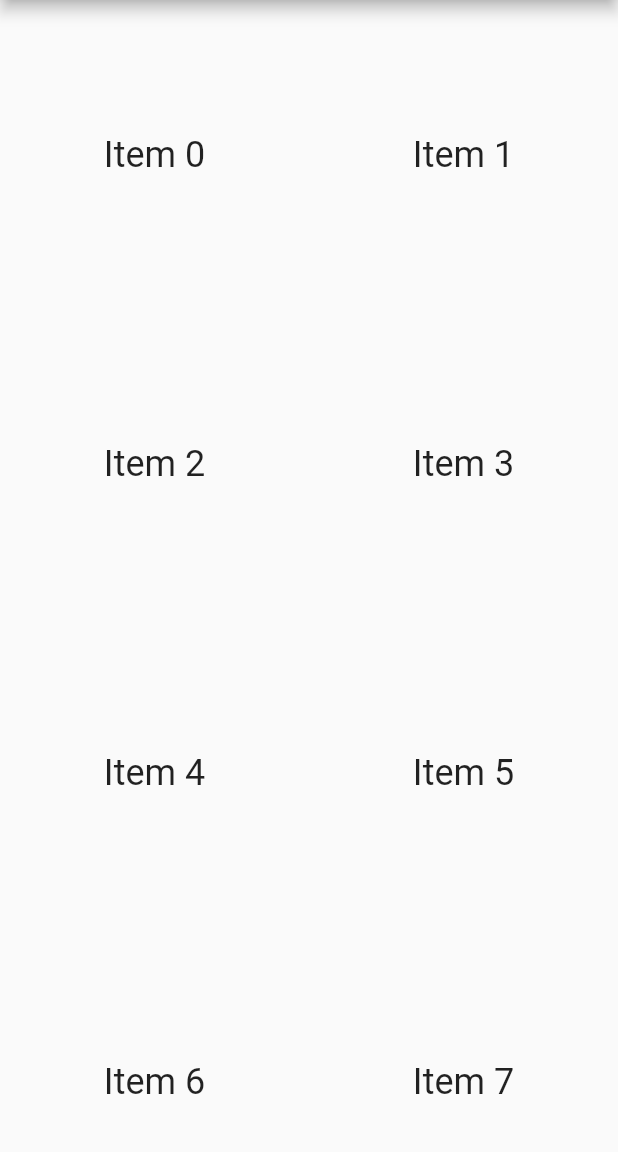
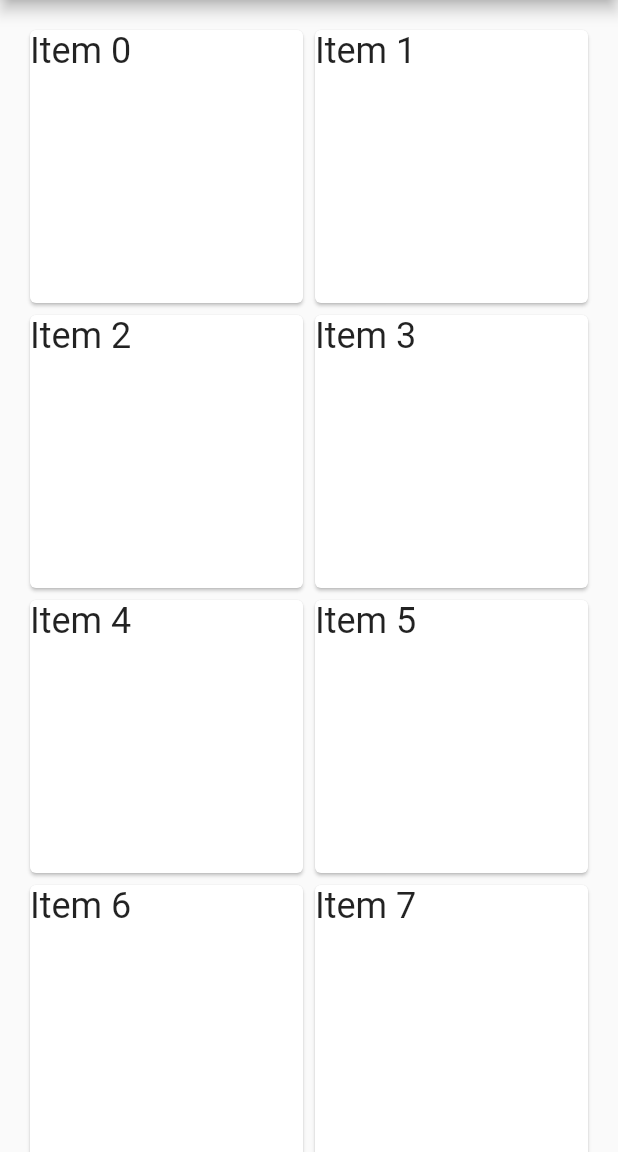
Before and after one commit to frangaren/bulletfinger, a Flutter app: the Gallery screen opened by its route, on a phone screen of 412 x 824 dp, the part 84-1236 px from its top. Run offline on Flutter 3.47's test engine with Material 2 defaults, Android fonts, the phone set to English and light mode, and no system bars; our stand-ins replace image_picker.

Commit message:
Add cards

```diff
--- a/lib/views/gallery-screen.dart
+++ b/lib/views/gallery-screen.dart
@@ -21,11 +21,17 @@ class Gallery extends StatelessWidget {
       ),
       body: new GridView.count(
         crossAxisCount: 2,
+        padding: EdgeInsets.all(16.0),
         children: new List.generate(100, (index) {
           return new Center(
-            child: new Text(
-              'Item $index',
-              style: Theme.of(context).textTheme.headline,
+            child: new Card(
+              child: new AspectRatio(
+                aspectRatio: 1.0,
+                child: new Text(
+                  'Item $index',
+                  style: Theme.of(context).textTheme.headline,
+                ),
+              ),
             ),
           );
         }),
```
